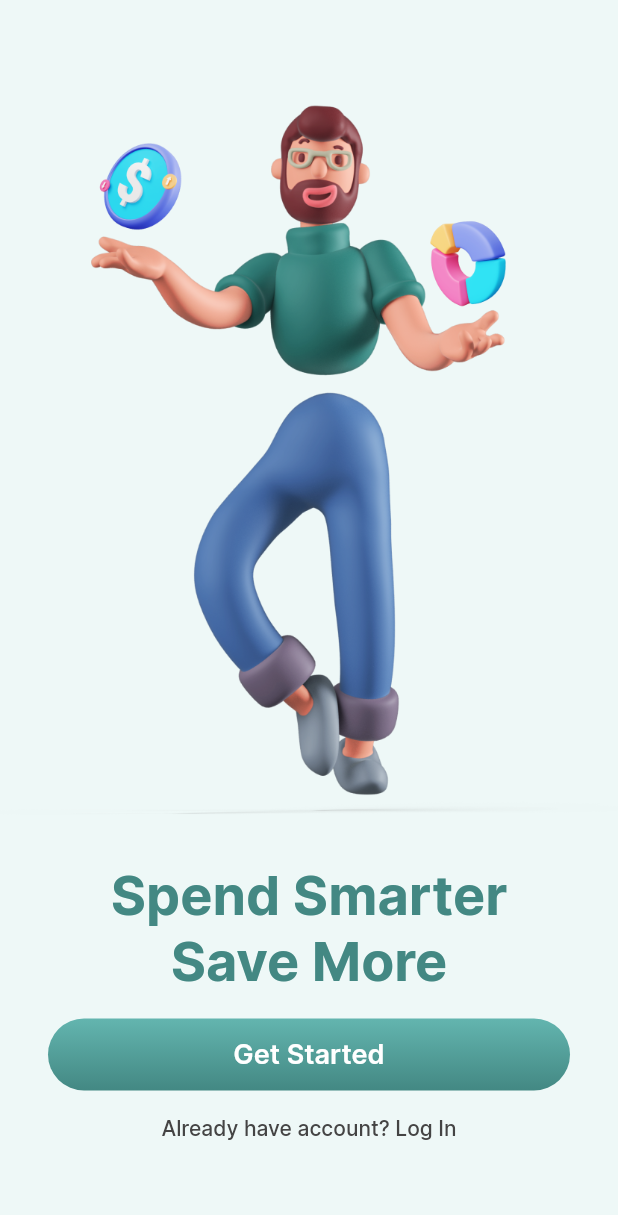
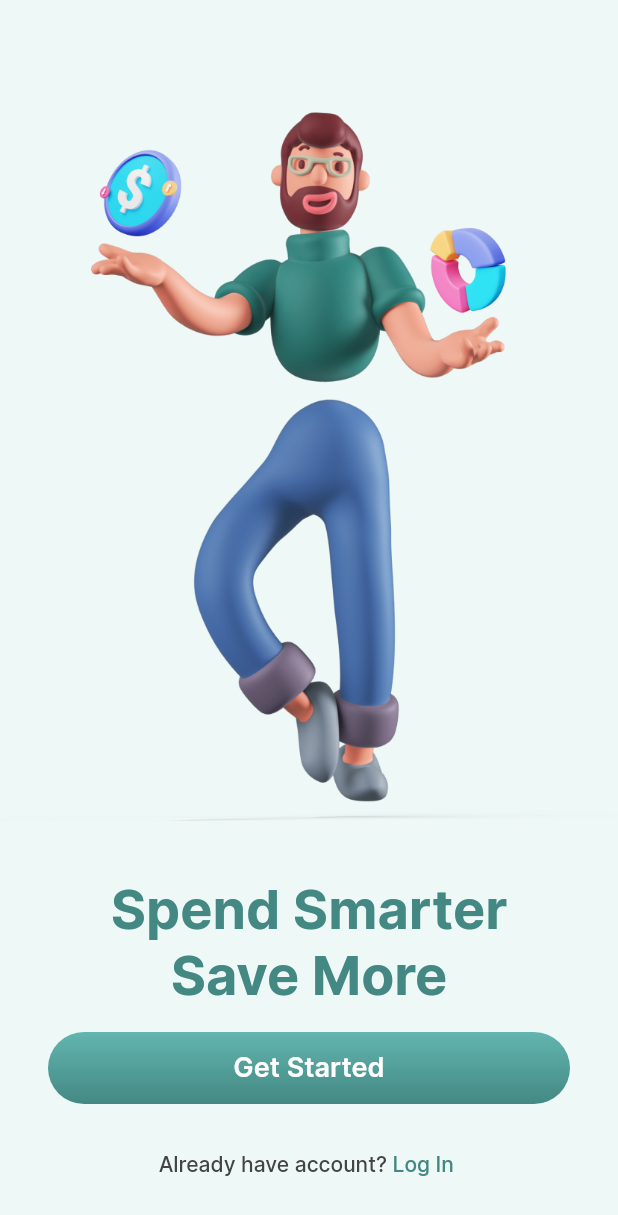
Before and after one commit to INatanDev/financy-app, a Flutter app: the screen it shows after launch, on a phone screen of 412 x 824 dp. Shown: the top 1215 px of the screen. Run offline on Flutter 3.47's test engine with Material 2 defaults, Android fonts, the phone set to English and light mode, and no system bars.

Commit message:
criando page para button e configurando o button

```diff
--- /dev/null
+++ b/financy_app/lib/common/widgets/multi_text_button.dart
@@ -0,0 +1,24 @@
+import 'package:flutter/material.dart';
+
+class MultiTextButton extends StatelessWidget {
+  final List<Text> children;
+  final VoidCallback onPressed;
+
+  const MultiTextButton({
+    Key? key,
+    required this.children,
+    required this.onPressed,
+  }) : super(key: key);
+
+  @override
+  Widget build(BuildContext context) {
+    return TextButton(
+      onPressed: onPressed,
+      child: Row(
+        mainAxisSize: MainAxisSize.min,
+        mainAxisAlignment: MainAxisAlignment.center,
+        children: children,
+      ),
+    );
+  }
+}
--- a/financy_app/lib/onboarding/onboarding.dart
+++ b/financy_app/lib/onboarding/onboarding.dart
@@ -1,5 +1,8 @@
+import 'dart:developer';
+
 import 'package:financy_app/common/constants/app_colors.dart';
 import 'package:financy_app/common/constants/app_text_styles.dart';
+import 'package:financy_app/common/widgets/multi_text_button.dart';
 import 'package:flutter/material.dart';
 
 import '../common/widgets/primary_button.dart';
@@ -41,16 +44,24 @@ class OnboardingPage extends StatelessWidget {
                 onPressed: () {},
               ),
             ),
-            Text(
-              'Already have account? Log In',
-              style: AppTextStyles.smallText.copyWith(
-                color: AppColors.grey,
-              ),
+            MultiTextButton(
+              onPressed: () => log('tap'),
+              children: [
+                Text(
+                  'Already have account? ',
+                  style: AppTextStyles.smallText.copyWith(
+                    color: AppColors.grey,
+                  ),
+                ),
+                Text(
+                  'Log In ',
+                  style: AppTextStyles.smallText.copyWith(
+                    color: AppColors.greeLighttwo,
+                  ),
+                ),
+              ],
             ),
-            const SizedBox(
-              height: 40.0,
-            ),
-            const SizedBox(height: 24.0)
+            const SizedBox(height: 24.0),
           ],
         ),
       ),
```
